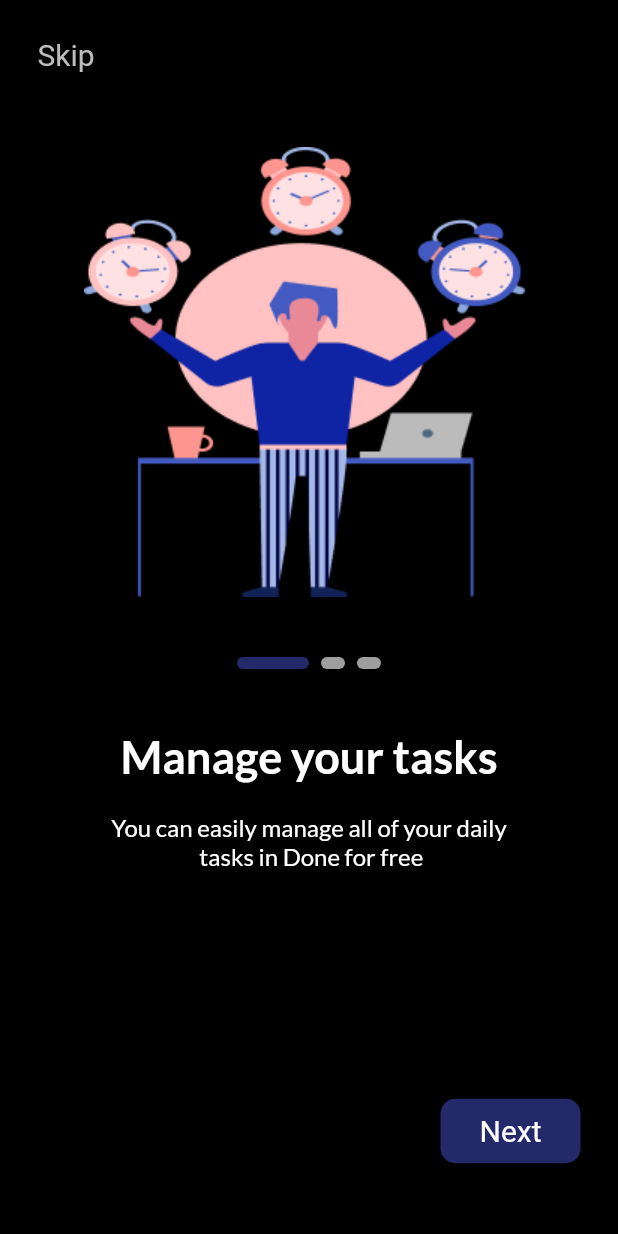
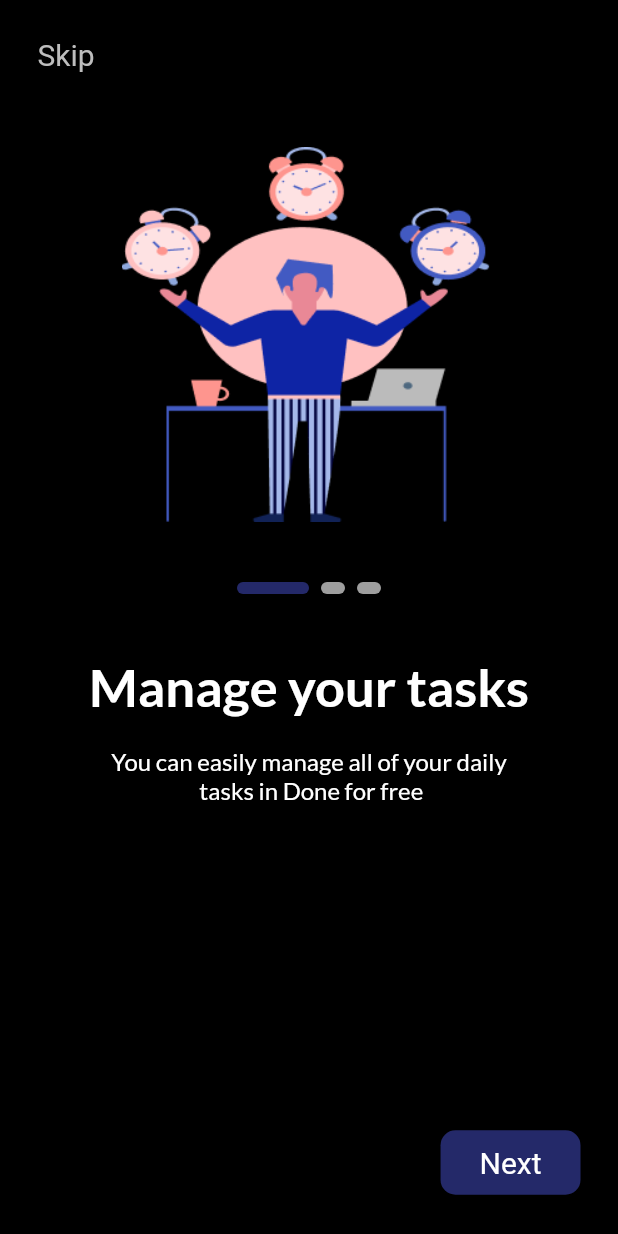
Before and after one commit to PHilobater-samir79/taiski, a Flutter app: the screen it shows after launch, on a phone screen of 412 x 824 dp. Run offline on Flutter 3.47's test engine with Material 2 defaults, Android fonts, the phone set to English and light mode, and no system bars; drawn by our look-alikes of smooth_page_indicator; our stand-ins replace bloc, date_picker_timeline, flutter_bloc, flutter_screenutil, get_it, google_fonts and 2 more; accounts and stored records are empty; Roboto replaces fonts that are missing (Acme).

Commit message:
finish app

```diff
--- a/lib/features/splash/presention/screens/on_boarding.dart
+++ b/lib/features/splash/presention/screens/on_boarding.dart
@@ -44,8 +44,8 @@ class onBoardingScreen extends StatelessWidget {
                         Center(
                             child: Image.asset(
                           OnBoardingModel.onBoardingScreens[index].imagePath,
-                          height: 300,
-                          width: 300,
+                          height: 250,
+                          width: 250,
                         )),
                         SizedBox(
                           height: 40,
@@ -70,7 +70,7 @@ class onBoardingScreen extends StatelessWidget {
                           style: GoogleFonts.lato(
                               color: Colors.white,
                               fontWeight: FontWeight.w700,
-                              fontSize: 30),
+                              fontSize: 35),
                         )),
                         SizedBox(
                           height: 20,
@@ -84,9 +84,7 @@ class onBoardingScreen extends StatelessWidget {
                               fontSize: 16),
                           textAlign: TextAlign.center,
                         )),
-                        SizedBox(
-                          height: 150,
-                        ),
+                        Spacer(),
                         Row(
                           mainAxisAlignment: MainAxisAlignment.spaceBetween,
                           children: [
@@ -109,19 +107,19 @@ class onBoardingScreen extends StatelessWidget {
                               alignment: Alignment.bottomRight,
                               child: ElevatedButton(
                                   onPressed: () async {
-                                   var dataSaved = await getIt<CacheHelper>().setData(key: 'isVisited', value: true)
-                                        .then((value)
-                                    {
+                                    var dataSaved = await getIt<CacheHelper>()
+                                        .setData(key: 'isVisited', value: true)
+                                        .then((value) {
                                       index == 2
                                           ? Navigator.pushReplacementNamed(
-                                          context, homeScreen.routeName)
+                                              context, homeScreen.routeName)
                                           : controller.nextPage(
-                                          duration:
-                                          Duration(milliseconds: 1000),
-                                          curve:
-                                          Curves.fastEaseInToSlowEaseOut);
+                                              duration:
+                                                  Duration(milliseconds: 1000),
+                                              curve: Curves
+                                                  .fastEaseInToSlowEaseOut);
                                     });
-                                    },
+                                  },
                                   style: ElevatedButton.styleFrom(
                                       backgroundColor: Color(0xff242969),
                                       shape: RoundedRectangleBorder(
--- a/lib/main.dart
+++ b/lib/main.dart
@@ -3,6 +3,7 @@ import 'package:flutter_bloc/flutter_bloc.dart';
 import 'package:flutter_screenutil/flutter_screenutil.dart';
 import 'package:to_do/core/local_Data/catch_helper.dart';
 import 'package:to_do/core/local_Data/sqflite_Database.dart';
+import 'package:to_do/core/service/notifications.dart';
 import 'package:to_do/core/service/services_locator.dart';
 import 'package:to_do/features/splash/presention/screens/on_boarding.dart';
 import 'package:to_do/features/splash/presention/screens/splash_screen.dart';
--- a/pubspec.yaml
+++ b/pubspec.yaml
@@ -47,6 +47,10 @@ dependencies:
   flutter_bloc: ^8.1.3
   bloc: ^8.1.2
   sqflite: ^2.3.0
+  flutter_local_notifications: ^15.1.1
+  get_storage:
+  get:
+  flutter_native_timezone_updated_gradle: ^2.0.3
 
 dev_dependencies:
   flutter_test:
```
Also changed, not shown: lib/features/tasks/presention/screens/home_screen.dart (+5 -2 lines), lib/features/tasks/presention/cubit/task_cubit.dart (line endings or trailing spaces), pubspec.lock, 1 other file.
